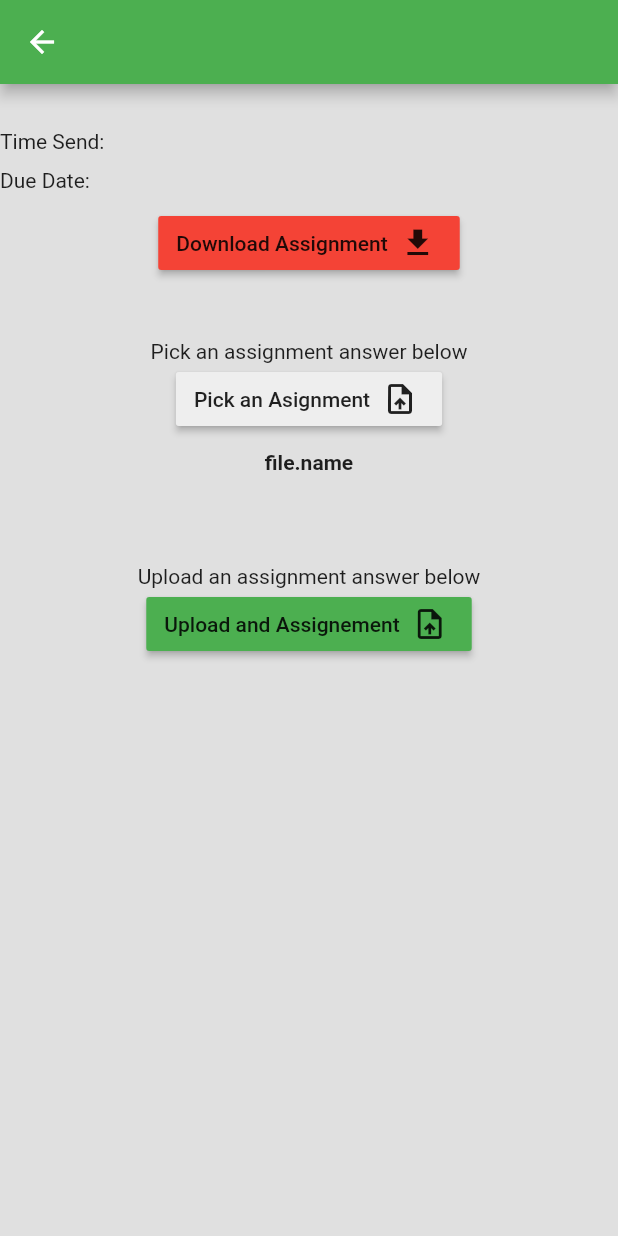
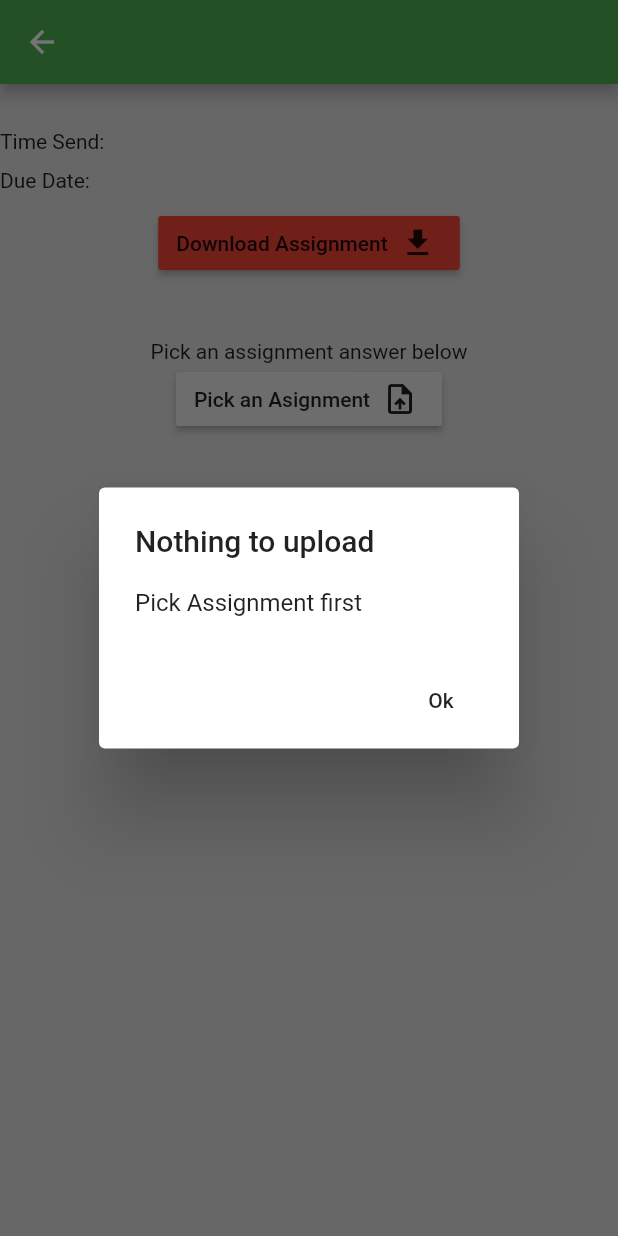
Before and after one commit to zingwena/globtorch, a Flutter app: the AssignmentDetails screen opened directly with empty values, after a tap on "Upload and Assignement", on a phone screen of 412 x 824 dp. Run offline on Flutter 3.47's test engine with Material 2 defaults, Android fonts, the phone set to English and light mode, and no system bars; our stand-ins replace animated_text_kit, curved_navigation_bar, file_picker, flutter_html, permission_handler, shared_preferences and 1 more; missing offline and left inert: flutter_downloader, flutter_pdfview, flutter_plugin_pdf_viewer, link; accounts and stored records are empty.

Commit message:
assignment proper display

```diff
--- a/lib/userScreens/assignmentdetails.dart
+++ b/lib/userScreens/assignmentdetails.dart
@@ -22,15 +22,16 @@ class _AssignmentDetailsState extends State<AssignmentDetails> {
   var assgnmentD;
 
   _AssignmentDetailsState({this.assgnmentD});
-
   double progress = 0;
-  String _path = '';
   PlatformFile file;
-
   File absolutefilePath;
   Directory appDir;
-
   ReceivePort _receivePort = ReceivePort();
+  FilePickerResult result;
+  http.MultipartFile multipartFile;
+  SharedPreferences prefs;
+  var filename;
+  var resultString;
 
   static downloadingCallback(id, status, progress) {
     ///Looking up for a send port
@@ -61,11 +62,14 @@ class _AssignmentDetailsState extends State<AssignmentDetails> {
   }
 
   void _openFileExplorer() async {
-    FilePickerResult result = await FilePicker.platform.pickFiles(
+    prefs = await SharedPreferences.getInstance();
+    // prefs.setString('email', convertedDatatoJson['data']['email']);
+
+    result = await FilePicker.platform.pickFiles(
       allowMultiple: false,
       type: FileType.any,
     );
-
+    prefs.setString("result", result.toString());
     if (result != null) {
       try {
         // absolutefilePath = File(
@@ -74,58 +78,34 @@ class _AssignmentDetailsState extends State<AssignmentDetails> {
         setState(() {
           file = result.files.first;
         });
+        prefs.setString("filename", file.name);
+        prefs.setString("filepath", file.path);
       } on PlatformException catch (e) {
         print("Unsupported operation" + e.toString());
       }
 
       if (!mounted) return;
-
-      setState(() {});
     }
   }
 
   Future _uploadFile() async {
-    SharedPreferences prefs = await SharedPreferences.getInstance();
+    prefs = await SharedPreferences.getInstance();
     var token = prefs.getString('api_token');
+    var filepath = prefs.getString('filepath');
     int idAss = assgnmentD['id'];
     final url =
         "https://globtorch.com/api/assignments/$idAss/answer/upload?api_token=$token";
-
-    /*final response = await http.post(url, headers: {
-      "Accept": "Application/json"
-    }, body: {
-      'file_upload': file.name,
-    });
-    print(file.name);
-    var convertedDatatoJson = jsonDecode(response.body);
-    print(convertedDatatoJson);
-*/
-    if (file.name == null) {
-      showDialog(
-        context: context,
-        child: new AlertDialog(
-          title: Text("No Assignment Selected"),
-          content: Text("Select an assignment"),
-          actions: [
-            new FlatButton(
-              child: const Text("Ok"),
-              onPressed: () => Navigator.pop(context),
-            ),
-          ],
-        ),
-      );
-    } else {
+    if (result != null) {
       var postUri = Uri.parse(url);
-
       http.MultipartRequest request =
           new http.MultipartRequest("POST", postUri);
-      http.MultipartFile multipartFile =
-          await http.MultipartFile.fromPath('file_upload', file.path);
+      multipartFile =
+          await http.MultipartFile.fromPath('file_upload', filepath);
       request.files.add(multipartFile);
       http.StreamedResponse response = await request.send();
       print(response.statusCode);
-
       if (response.statusCode == 200) {
+        print(assgnmentD);
         showDialog(
           context: context,
           child: new AlertDialog(
@@ -140,12 +120,35 @@ class _AssignmentDetailsState extends State<AssignmentDetails> {
           ),
         );
       }
+    } else {
+      showDialog(
+        context: context,
+        child: new AlertDialog(
+          title: Text("Nothing to upload"),
+          content: Text("Pick Assignment first"),
+          actions: [
+            new FlatButton(
+              child: const Text("Ok"),
+              onPressed: () => Navigator.pop(context),
+            ),
+          ],
+        ),
+      );
     }
   }
 
   @override
+  void setState(fn) async {
+    super.setState(fn);
+    prefs = await SharedPreferences.getInstance();
+    filename = prefs.getString('filename');
+    resultString = prefs.getString('result');
+  }
+
+  @override
   Widget build(BuildContext context) {
-    // print(assgnmentD);
+    //print(multipartFile);
+
     return Scaffold(
         appBar: AppBar(
           title: Text(assgnmentD['name']),
@@ -252,11 +255,17 @@ class _AssignmentDetailsState extends State<AssignmentDetails> {
               ),
               new Padding(
                   padding: const EdgeInsets.only(top: 10.0),
-                  child: Text(
-                    "file.name",
-                    textAlign: TextAlign.center,
-                    style: new TextStyle(fontWeight: FontWeight.bold),
-                  )),
+                  child: resultString != null
+                      ? Text(
+                          filename,
+                          textAlign: TextAlign.center,
+                          style: new TextStyle(fontWeight: FontWeight.bold),
+                        )
+                      : Text(
+                          "",
+                          textAlign: TextAlign.center,
+                          style: new TextStyle(fontWeight: FontWeight.bold),
+                        )),
               SizedBox(
                 height: 50.0,
               ),
@@ -269,9 +278,16 @@ class _AssignmentDetailsState extends State<AssignmentDetails> {
               ),
               RaisedButton.icon(
                 onPressed: () => _uploadFile(),
-                icon: Text('Upload and Assignement'),
+                icon: resultString != null
+                    ? Text('Update and Assignement')
+                    : Text('Upload and Assignement'),
                 label: Icon(Icons.upload_file),
                 color: Colors.green,
+              ),
+              Container(
+                child: Center(
+                  child: Text("data"),
+                ),
               ),
             ])),
           ),
--- a/lib/userScreens/courses/listcoursesubjects.dart
+++ b/lib/userScreens/courses/listcoursesubjects.dart
@@ -99,15 +99,6 @@ class ListSubjects extends StatelessWidget {
                                 ),
                               ],
                             ),
-                            onTap: () {
-                              List coursechap =
-                                  coursesubjects[index]['chapters'];
-                              Navigator.of(context).push(new CupertinoPageRoute(
-                                  builder: (BuildContext context) =>
-                                      new ListChapters(
-                                        coursechapters: coursechap,
-                                      )));
-                            },
                           ),
                         ),
                       )
```
Also changed, not shown: 1 other file.
